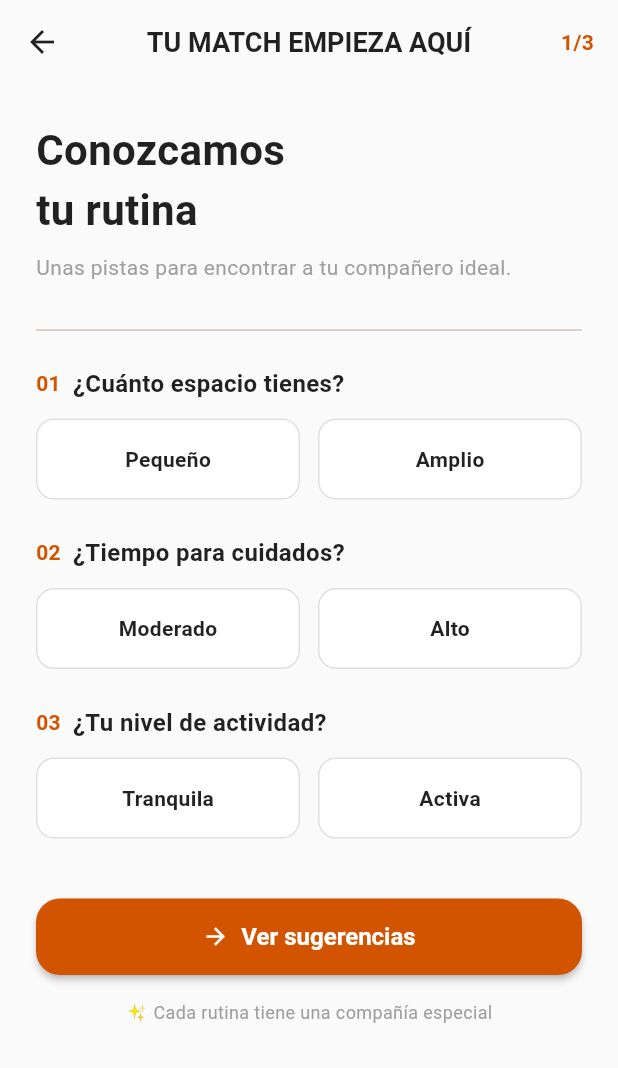
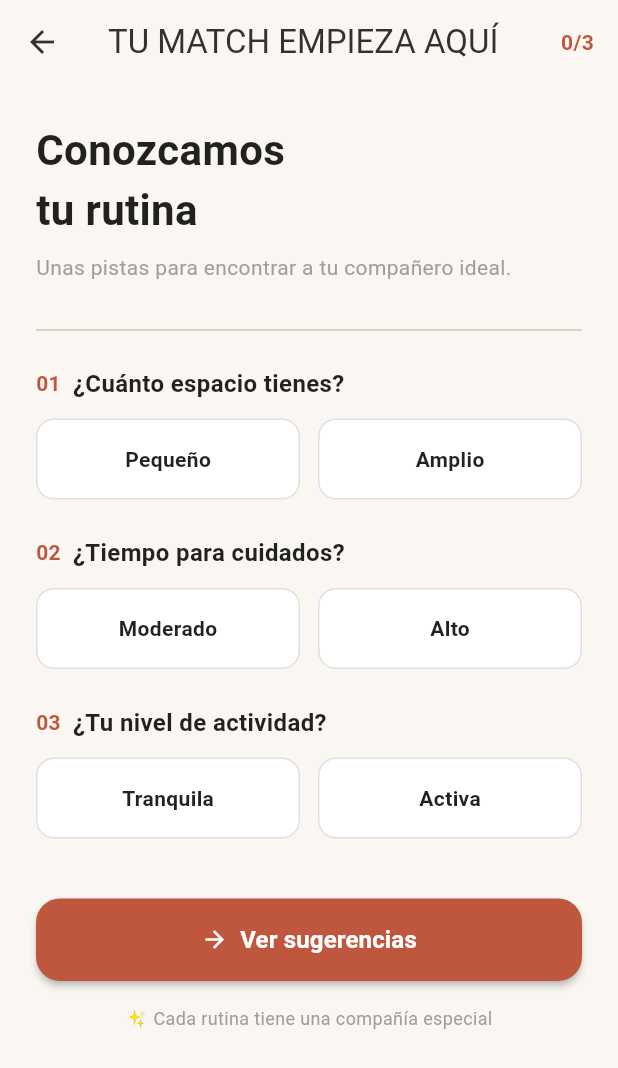
Before and after one commit to jimevtr/huellitas_match, a Flutter app: the screen it shows after launch, after a tap on "Comenzar encuesta", on a phone screen of 412 x 824 dp. Shown: the top 1068 px of the screen. Run offline on Flutter 3.47's test engine with Material 3 defaults, Android fonts, the phone set to English and light mode, and no system bars.

Commit message:
Conecta encuesta, sugerencias y favoritos en el flujo local

```diff
--- a/lib/catalogo_theme.dart
+++ b/lib/catalogo_theme.dart
@@ -43,4 +43,13 @@ ThemeData buildCatalogoTheme() => ThemeData(
       shape: RoundedRectangleBorder(borderRadius: BorderRadius.circular(14)),
     ),
   ),
+  primaryColor: CatalogoColors.terracota,
+  elevatedButtonTheme: ElevatedButtonThemeData(
+    style: ElevatedButton.styleFrom(
+      backgroundColor: CatalogoColors.terracota,
+      foregroundColor: Colors.white,
+      padding: const EdgeInsets.symmetric(horizontal: 20, vertical: 16),
+      shape: RoundedRectangleBorder(borderRadius: BorderRadius.circular(14)),
+    ),
+  ),
 );
--- a/lib/core/theme/app_theme.dart
+++ b/lib/core/theme/app_theme.dart
@@ -1,49 +1,7 @@
 import 'package:flutter/material.dart';
 
+import '../../catalogo_theme.dart';
+
 class AppTheme {
-  static const Color primaryColor = Color(0xFFD35400); // Tono terracota / naranja amigable
-  static const Color secondaryColor = Color(0xFFF39C12);
-  static const Color backgroundColor = Color(0xFFFAFAFA);
-  static const Color cardColor = Colors.white;
-
-  static ThemeData get lightTheme {
-    return ThemeData(
-      useMaterial3: true,
-      colorScheme: ColorScheme.fromSeed(
-        seedColor: primaryColor,
-        primary: primaryColor,
-        secondary: secondaryColor,
-      ),
-      scaffoldBackgroundColor: backgroundColor,
-      appBarTheme: const AppBarTheme(
-        backgroundColor: backgroundColor,
-        elevation: 0,
-        centerTitle: true,
-        iconTheme: IconThemeData(color: Colors.black87),
-        titleTextStyle: TextStyle(
-          color: Colors.black87,
-          fontSize: 18,
-          fontWeight: FontWeight.bold,
-        ),
-      ),
-      elevatedButtonTheme: ElevatedButtonThemeData(
-        style: ElevatedButton.styleFrom(
-          backgroundColor: primaryColor,
-          foregroundColor: Colors.white,
-          shape: RoundedRectangleBorder(
-            borderRadius: BorderRadius.circular(16),
-          ),
-          padding: const EdgeInsets.symmetric(vertical: 16, horizontal: 24),
-          textStyle: const TextStyle(
-            fontSize: 16,
-            fontWeight: FontWeight.bold,
-          ),
-        ),
-      ),
-      textTheme: const TextTheme(
-        bodyLarge: TextStyle(color: Colors.black87),
-        bodyMedium: TextStyle(color: Colors.black54),
-      ),
-    );
-  }
+  static ThemeData get lightTheme => buildCatalogoTheme();
 }
--- a/lib/core/widgets/boton_principal.dart
+++ b/lib/core/widgets/boton_principal.dart
@@ -26,7 +26,9 @@ class BotonPrincipal extends StatelessWidget {
           elevation: 2,
         ),
         onPressed: onPressed,
-        icon: icono != null ? Icon(icono, color: Colors.white) : const SizedBox.shrink(),
+        icon: icono != null
+            ? Icon(icono, color: Colors.white)
+            : const SizedBox.shrink(),
         label: Text(
           texto,
           style: const TextStyle(
--- a/lib/features/bienvenida/bienvenida_screen.dart
+++ b/lib/features/bienvenida/bienvenida_screen.dart
@@ -1,4 +1,5 @@
 import 'package:flutter/material.dart';
+
 import '../../core/widgets/boton_principal.dart';
 import '../encuesta/encuesta_screen.dart';
 
@@ -19,10 +20,14 @@ class BienvenidaScreen extends StatelessWidget {
                   Container(
                     padding: const EdgeInsets.all(8),
                     decoration: BoxDecoration(
-                      color: const Color(0xFFFCE4EC),
+                      color: const Color(0xFFF7E9E0),
                       borderRadius: BorderRadius.circular(12),
                     ),
-                    child: const Icon(Icons.pets, color: Color(0xFFD35400), size: 20),
+                    child: const Icon(
+                      Icons.pets,
+                      color: Color(0xFFBF573F),
+                      size: 20,
+                    ),
                   ),
                   const SizedBox(width: 8),
                   const Text(
@@ -62,7 +67,10 @@ class BienvenidaScreen extends StatelessWidget {
                       bottom: 16,
                       left: 16,
                       child: Container(
-                        padding: const EdgeInsets.symmetric(horizontal: 12, vertical: 8),
+                        padding: const EdgeInsets.symmetric(
+                          horizontal: 12,
+                          vertical: 8,
+                        ),
                         decoration: BoxDecoration(
                           color: Colors.white,
                           borderRadius: BorderRadius.circular(20),
@@ -70,7 +78,11 @@ class BienvenidaScreen extends StatelessWidget {
                         child: Row(
                           mainAxisSize: MainAxisSize.min,
                           children: const [
-                            Icon(Icons.favorite, color: Color(0xFFD35400), size: 16),
+                            Icon(
+                              Icons.favorite,
+                              color: Color(0xFFBF573F),
+                              size: 16,
+                            ),
                             SizedBox(width: 6),
                             Text(
                               'Tu próximo mejor amigo',
@@ -99,10 +111,7 @@ class BienvenidaScreen extends StatelessWidget {
               const SizedBox(height: 8),
               const Text(
                 'Conecta con su historia. Empieza la tuya.',
-                style: TextStyle(
-                  fontSize: 14,
-                  color: Colors.grey,
-                ),
+                style: TextStyle(fontSize: 14, color: Colors.grey),
               ),
               const SizedBox(height: 32),
               BotonPrincipal(
@@ -111,7 +120,9 @@ class BienvenidaScreen extends StatelessWidget {
                 onPressed: () {
                   Navigator.push(
                     context,
-                    MaterialPageRoute(builder: (context) => const EncuestaScreen()),
+                    MaterialPageRoute(
+                      builder: (context) => const EncuestaScreen(),
+                    ),
                   );
                 },
               ),
@@ -119,12 +130,12 @@ class BienvenidaScreen extends StatelessWidget {
               Center(
                 child: TextButton(
                   onPressed: () {
-                    // Ruta hacia el catálogo (integrado por Santiago)
+                    Navigator.pushNamed(context, '/catalogo');
                   },
                   child: const Text(
                     'Explorar catálogo',
                     style: TextStyle(
-                      color: Color(0xFFD35400),
+                      color: Color(0xFFBF573F),
                       fontSize: 16,
                       fontWeight: FontWeight.bold,
                     ),
--- a/lib/features/encuesta/encuesta_provider.dart
+++ b/lib/features/encuesta/encuesta_provider.dart
@@ -1,9 +1,9 @@
 import 'package:flutter/foundation.dart';
 
 class EncuestaProvider with ChangeNotifier {
-  String? _espacio;         // 'pequeño' / 'amplio'
-  String? _tiempoCuidados;  // 'moderado' / 'alto'
-  String? _actividad;       // 'tranquila' / 'activa'
+  String? _espacio; // 'pequeño' / 'amplio'
+  String? _tiempoCuidados; // 'moderado' / 'alto'
+  String? _actividad; // 'tranquila' / 'activa'
 
   String? get espacio => _espacio;
   String? get tiempoCuidados => _tiempoCuidados;
--- a/lib/features/encuesta/encuesta_screen.dart
+++ b/lib/features/encuesta/encuesta_screen.dart
@@ -1,10 +1,12 @@
 import 'package:flutter/material.dart';
 import 'package:provider/provider.dart';
+
 import '../../core/widgets/boton_principal.dart';
 import 'encuesta_provider.dart';
 
 class EncuestaScreen extends StatelessWidget {
-  const EncuestaScreen({Key? key}) : super(key: key);
+  final bool volverAlCatalogo;
+  const EncuestaScreen({super.key, this.volverAlCatalogo = false});
 
   @override
   Widget build(BuildContext context) {
@@ -22,9 +24,9 @@ class EncuestaScreen extends StatelessWidget {
             padding: const EdgeInsets.symmetric(horizontal: 16.0),
             child: Center(
               child: Text(
-                encuestaProvider.encuestaCompleta ? '3/3' : '1/3',
+                '${[encuestaProvider.espacio, encuestaProvider.tiempoCuidados, encuestaProvider.actividad].where((r) => r != null).length}/3',
                 style: const TextStyle(
-                  color: Color(0xFFD35400),
+                  color: Color(0xFFBF573F),
                   fontWeight: FontWeight.bold,
                 ),
               ),
@@ -134,14 +136,19 @@ class EncuestaScreen extends StatelessWidget {
                 if (!encuestaProvider.encuestaCompleta) {
                   ScaffoldMessenger.of(context).showSnackBar(
                     const SnackBar(
-                      content: Text('Por favor responde todas las preguntas para continuar.'),
+                      content: Text(
+                        'Por favor responde todas las preguntas para continuar.',
+                      ),
                       backgroundColor: Colors.redAccent,
                     ),
                   );
                   return;
                 }
-                // Navegar al catálogo / sugerencias (integrado con Santiago)
-                // Navigator.pushNamed(context, '/catalogo');
+                if (volverAlCatalogo) {
+                  Navigator.pop(context);
+                } else {
+                  Navigator.pushReplacementNamed(context, '/catalogo');
+                }
               },
             ),
             const SizedBox(height: 16),
@@ -163,7 +170,7 @@ class EncuestaScreen extends StatelessWidget {
         Text(
           numero,
           style: const TextStyle(
-            color: Color(0xFFD35400),
+            color: Color(0xFFBF573F),
             fontWeight: FontWeight.bold,
             fontSize: 14,
           ),
@@ -191,9 +198,11 @@ class EncuestaScreen extends StatelessWidget {
       child: Container(
         padding: const EdgeInsets.symmetric(vertical: 16, horizontal: 12),
         decoration: BoxDecoration(
-          color: seleccionado ? const Color(0xFFFCE4EC) : Colors.white,
+          color: seleccionado ? const Color(0xFFF7E9E0) : Colors.white,
           border: Border.all(
-            color: seleccionado ? const Color(0xFFD35400) : Colors.grey.shade300,
+            color: seleccionado
+                ? const Color(0xFFBF573F)
+                : Colors.grey.shade300,
             width: seleccionado ? 2 : 1,
           ),
           borderRadius: BorderRadius.circular(12),
@@ -202,7 +211,7 @@ class EncuestaScreen extends StatelessWidget {
           child: Text(
             titulo,
             style: TextStyle(
-              color: seleccionado ? const Color(0xFFD35400) : Colors.black87,
+              color: seleccionado ? const Color(0xFFBF573F) : Colors.black87,
               fontWeight: FontWeight.bold,
               fontSize: 14,
             ),
--- a/lib/main.dart
+++ b/lib/main.dart
@@ -1,9 +1,11 @@
 import 'package:flutter/material.dart';
 import 'package:provider/provider.dart';
-import 'core/theme/app_theme.dart';
+
 import 'features/bienvenida/bienvenida_screen.dart';
 import 'features/encuesta/encuesta_provider.dart';
 import 'features/favoritos/favoritos_provider.dart';
+import 'catalogo_integrado_screen.dart';
+import 'catalogo_theme.dart';
 
 void main() {
   runApp(const MyApp());
@@ -22,7 +24,17 @@ class MyApp extends StatelessWidget {
       child: MaterialApp(
         title: 'Huellitas Match',
         debugShowCheckedModeBanner: false,
-        theme: AppTheme.lightTheme,
+        theme: buildCatalogoTheme(),
+        routes: {'/catalogo': (_) => const CatalogoIntegradoScreen()},
+        builder: (context, child) => ColoredBox(
+          color: CatalogoColors.fondo,
+          child: Center(
+            child: ConstrainedBox(
+              constraints: const BoxConstraints(maxWidth: 560),
+              child: child!,
+            ),
+          ),
+        ),
         home: const BienvenidaScreen(),
       ),
     );
```
Also changed, not shown: lib/catalogo_integrado_screen.dart (added, +72 -0 lines), lib/features/favoritos/boton_favorito.dart (added, +37 -0 lines), lib/features/favoritos/favoritos_screen.dart (+47 -19 lines), lib/features/sugerencias/sugerencias_service.dart (+18 -8 lines), lib/mascota_card.dart (+15 -2 lines), lib/mascota_catalog_screen.dart (+8 -1 lines), lib/mascota_model.dart (+10 -4 lines), lib/mascota_repository.dart (+18 -6 lines), lib/features/favoritos/favoritos_provider.dart (line endings or trailing spaces), 2 other files.
